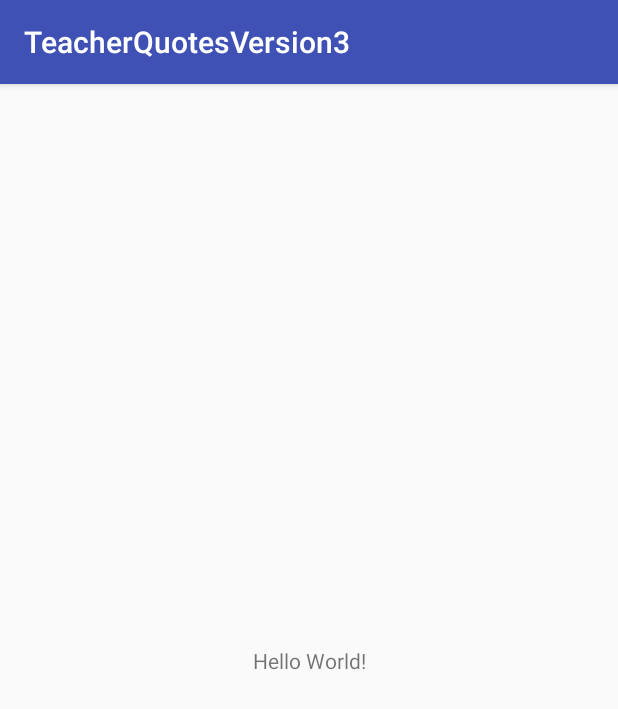
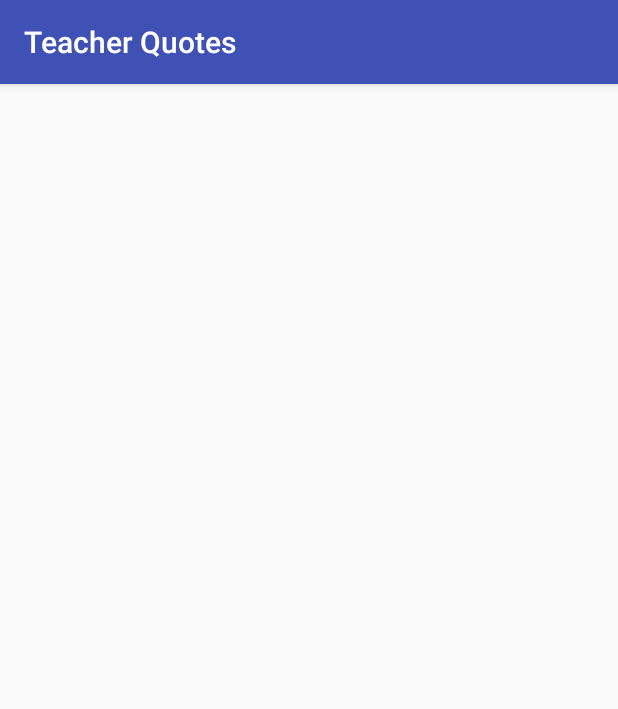
Before and after one commit to wyskoj/TeacherQuotesVersion3, an Android app: the screen it shows after launch (MainActivity), on a phone screen of 412 x 824 dp. Shown: the top 709 px of the screen. Run offline under Robolectric (Android 15) with nearby library versions, the light colour scheme and no system bars.

Commit message:
Basic Setup
Strings, layout, basic java

```diff
--- a/app/src/main/res/layout/activity_main.xml
+++ b/app/src/main/res/layout/activity_main.xml
@@ -6,13 +6,4 @@
     android:layout_height="match_parent"
     tools:context=".MainActivity">
 
-    <TextView
-        android:layout_width="wrap_content"
-        android:layout_height="wrap_content"
-        android:text="Hello World!"
-        app:layout_constraintBottom_toBottomOf="parent"
-        app:layout_constraintLeft_toLeftOf="parent"
-        app:layout_constraintRight_toRightOf="parent"
-        app:layout_constraintTop_toTopOf="parent" />
-
 </android.support.constraint.ConstraintLayout>
--- a/app/src/main/res/values/strings.xml
+++ b/app/src/main/res/values/strings.xml
@@ -1,3 +1,7 @@
 <resources>
-    <string name="app_name">TeacherQuotesVersion3</string>
+    <string name="app_name">Teacher Quotes</string>
+    <string name="quote_text">Quote</string>
+    <string name="help">Help</string>
+    <string name="date_of_quote">Date of quote:</string>
+    <string name="tap_to_set">&lt;tap to set&gt;</string>
 </resources>
```
Also changed, not shown: app/build.gradle (+5 -2 lines), app/src/main/java/com/jacobwysko/teacherquotesversion3/MainActivity.java (+11 -0 lines), app/src/main/res/drawable/help.xml (added, +13 -0 lines).
